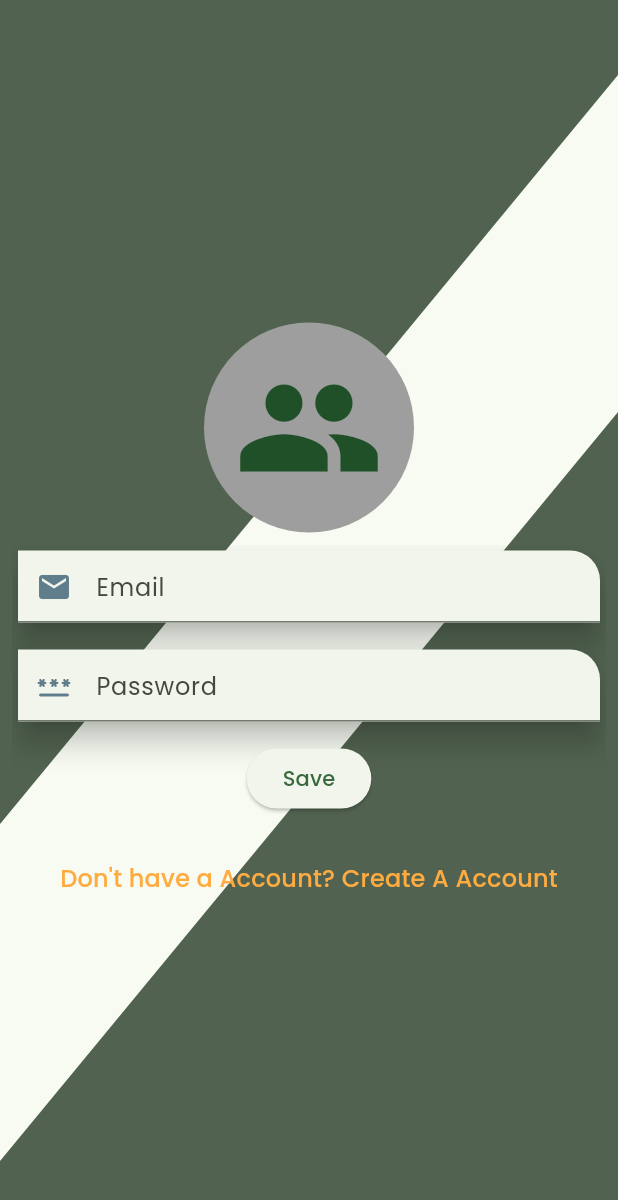
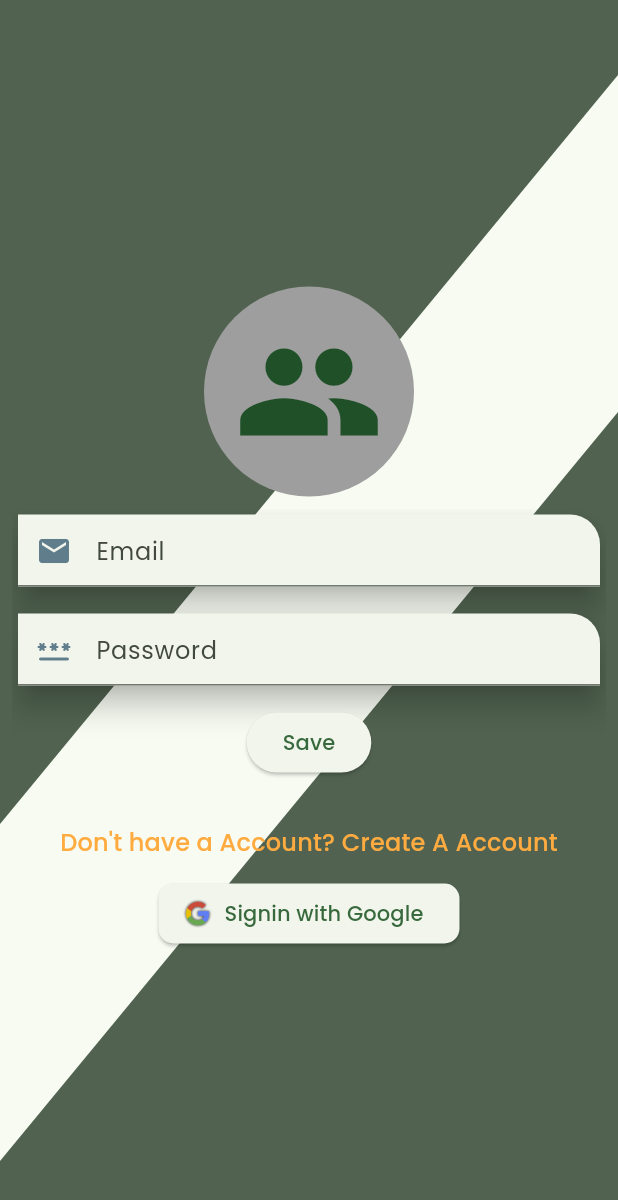
Before and after one commit to Palashdey24/WCycleBD, a Flutter app: the screen it shows after launch, on a phone screen of 412 x 824 dp. Shown: the top 1200 px of the screen. Run offline on Flutter 3.47's test engine with Material 3 defaults, Android fonts, the light colour scheme and no system bars; our stand-ins replace firebase_auth, firebase_core, flutter_swiper_view, gap, google_fonts, google_sign_in; accounts and stored records are empty.

Commit message:
Google sign in updated

```diff
--- a/lib/pages/home_page.dart
+++ b/lib/pages/home_page.dart
@@ -2,12 +2,9 @@ import 'package:flutter/material.dart';
 import 'package:flutter_swiper_view/flutter_swiper_view.dart';
 import 'package:gap/gap.dart';
 import 'package:wcycle_bd/data/littered_list_data.dart';
-import 'package:wcycle_bd/data/recycable_price_data.dart';
 import 'package:wcycle_bd/widgets/home_widgets/carousel_card.dart';
 import 'package:wcycle_bd/widgets/home_widgets/event_section.dart';
-import 'package:wcycle_bd/widgets/home_widgets/littered_list_item.dart';
 import 'package:wcycle_bd/widgets/home_widgets/littered_section.dart';
-import 'package:wcycle_bd/widgets/home_widgets/recyclable_list_item.dart';
 import 'package:wcycle_bd/widgets/home_widgets/recyclable_price_section.dart';
 
 import 'package:wcycle_bd/widgets/home_widgets/reuseable_container.dart';
--- a/lib/widgets/animate_credentials.dart
+++ b/lib/widgets/animate_credentials.dart
@@ -1,20 +1,28 @@
 import 'package:flutter/material.dart';
 import 'package:gap/gap.dart';
+import 'package:wcycle_bd/widgets/credentials_signin_with_google.dart';
 import 'package:wcycle_bd/widgets/reg_form.dart';
 import 'package:wcycle_bd/widgets/signin_form.dart';
 
-class AnimateCredentials extends StatelessWidget {
+class AnimateCredentials extends StatefulWidget {
   const AnimateCredentials({super.key});
+
+  @override
+  State<AnimateCredentials> createState() => _AnimateCredentialsState();
+}
+
+class _AnimateCredentialsState extends State<AnimateCredentials> {
+  var isSignForms = true;
+
+  void changeCredential() {
+    setState(() {
+      isSignForms = !isSignForms;
+    });
+  }
 
   @override
   Widget build(BuildContext context) {
     final theme = Theme.of(context).textTheme;
-
-    ValueNotifier<bool> isSignForms = ValueNotifier(true);
-
-    void changeCredential() {
-      isSignForms.value = !isSignForms.value;
-    }
 
     return InkWell(
       onTap: () {
@@ -32,30 +40,27 @@ class AnimateCredentials extends StatelessWidget {
               size: 100,
             ),
           ),
-          ValueListenableBuilder(
-            valueListenable: isSignForms,
-            builder: (context, value, child) {
-              return Padding(
+          Padding(
             padding: const EdgeInsets.all(8.0),
             child: AnimatedCrossFade(
                 firstChild: const SigninForm(),
                 secondChild: const RegForm(),
-                    crossFadeState: value
+                crossFadeState: isSignForms
                     ? CrossFadeState.showFirst
                     : CrossFadeState.showSecond,
                 duration: const Duration(seconds: 1)),
-              );
-            },
           ),
           const Gap(10),
           TextButton(
               onPressed: changeCredential,
               child: Text(
-                isSignForms.value
+                isSignForms
                     ? "Don't have a Account? Create A Account"
                     : "Already have Account? Please SignIn",
                 style: theme.titleMedium!.copyWith(color: Colors.orangeAccent),
               )),
+          Visibility(
+              visible: isSignForms, child: const CredentialsSigninWithGoogle()),
         ],
       ),
     );
--- /dev/null
+++ b/lib/widgets/credentials_signin_with_google.dart
@@ -0,0 +1,63 @@
+import 'package:firebase_auth/firebase_auth.dart';
+import 'package:flutter/material.dart';
+import 'package:google_sign_in/google_sign_in.dart';
+import 'package:wcycle_bd/screen/home_screen.dart';
+
+class CredentialsSigninWithGoogle extends StatefulWidget {
+  const CredentialsSigninWithGoogle({super.key});
+
+  @override
+  State<CredentialsSigninWithGoogle> createState() =>
+      _CredentialsSigninWithGoogleState();
+}
+
+class _CredentialsSigninWithGoogleState
+    extends State<CredentialsSigninWithGoogle> {
+  void _onSignWithGoogle() async {
+    final googleSignIn = await signInWithGoogle();
+
+    if (googleSignIn != null) {
+      Navigator.pushReplacement(
+          context,
+          MaterialPageRoute(
+            builder: (context) => const HomeScreen(),
+          ));
+    }
+  }
+
+  Future<UserCredential> signInWithGoogle() async {
+    // Trigger the authentication flow
+    final GoogleSignInAccount? googleUser = await GoogleSignIn().signIn();
+
+    // Obtain the auth details from the request
+    final GoogleSignInAuthentication? googleAuth =
+        await googleUser?.authentication;
+
+    // Create a new credential
+    final credential = GoogleAuthProvider.credential(
+      accessToken: googleAuth?.accessToken,
+      idToken: googleAuth?.idToken,
+    );
+
+    // Once signed in, return the UserCredential
+    return await FirebaseAuth.instance.signInWithCredential(credential);
+  }
+
+  @override
+  Widget build(BuildContext context) {
+    return ElevatedButton.icon(
+      onPressed: () {
+        _onSignWithGoogle();
+      },
+      style: ElevatedButton.styleFrom(
+          shape: const RoundedRectangleBorder(
+              borderRadius: BorderRadius.all(Radius.elliptical(10, 10)))),
+      icon: Image.asset(
+        "assets/google.png",
+        width: 20,
+        height: 20,
+      ),
+      label: const Text("Signin with Google"),
+    );
+  }
+}
--- a/lib/widgets/home_widgets/carousel_card.dart
+++ b/lib/widgets/home_widgets/carousel_card.dart
@@ -22,7 +22,7 @@ class CarouselCard extends StatelessWidget {
                   color: Colors.white,
                 ),
               ),
-              Gap(5),
+              const Gap(5),
               Text(
                   style:
                       GoogleFonts.spectral(color: Colors.black, fontSize: 12),
--- a/lib/widgets/home_widgets/event_section.dart
+++ b/lib/widgets/home_widgets/event_section.dart
@@ -1,7 +1,6 @@
 import 'package:flutter/material.dart';
 import 'package:wcycle_bd/data/littered_list_data.dart';
 import 'package:wcycle_bd/widgets/home_widgets/events_list_item.dart';
-import 'package:wcycle_bd/widgets/home_widgets/littered_list_item.dart';
 import 'package:wcycle_bd/widgets/home_widgets/section_top_bar.dart';
 
 class EventSection extends StatelessWidget {
--- a/lib/widgets/home_widgets/events_list_item.dart
+++ b/lib/widgets/home_widgets/events_list_item.dart
@@ -3,7 +3,6 @@ import 'package:gap/gap.dart';
 import 'package:wcycle_bd/model/littered_list_model.dart';
 import 'package:wcycle_bd/widgets/home_widgets/even_date_show.dart';
 import 'package:wcycle_bd/widgets/home_widgets/events_list_item_info.dart';
-import 'package:wcycle_bd/widgets/home_widgets/littered_list_item_info.dart';
 
 class EventsListItem extends StatelessWidget {
   const EventsListItem({super.key, required this.ltListModel});
--- a/lib/widgets/home_widgets/events_list_item_info.dart
+++ b/lib/widgets/home_widgets/events_list_item_info.dart
@@ -2,7 +2,6 @@ import 'package:flutter/material.dart';
 import 'package:gap/gap.dart';
 import 'package:google_fonts/google_fonts.dart';
 import 'package:wcycle_bd/model/littered_list_model.dart';
-import 'package:wcycle_bd/utilts/variable.dart';
 
 class EventsListItemInfo extends StatelessWidget {
   const EventsListItemInfo({super.key, required this.ltList});
--- a/pubspec.yaml
+++ b/pubspec.yaml
@@ -38,6 +38,9 @@ dependencies:
   gap: ^3.0.1
   google_fonts: ^6.2.1
   flutter_swiper_view: ^1.1.8
+  firebase_core: ^3.1.1
+  google_sign_in: ^6.2.1
+  firebase_auth: ^5.1.1
 
 dev_dependencies:
   flutter_test:
```
Also changed, not shown: lib/main.dart (+10 -0 lines), assets/google.png (added), firebase.json (added), lib/firebase_options.dart (added), pubspec.lock, 10 other files. Lines whose indentation alone changed are shown as unchanged.
